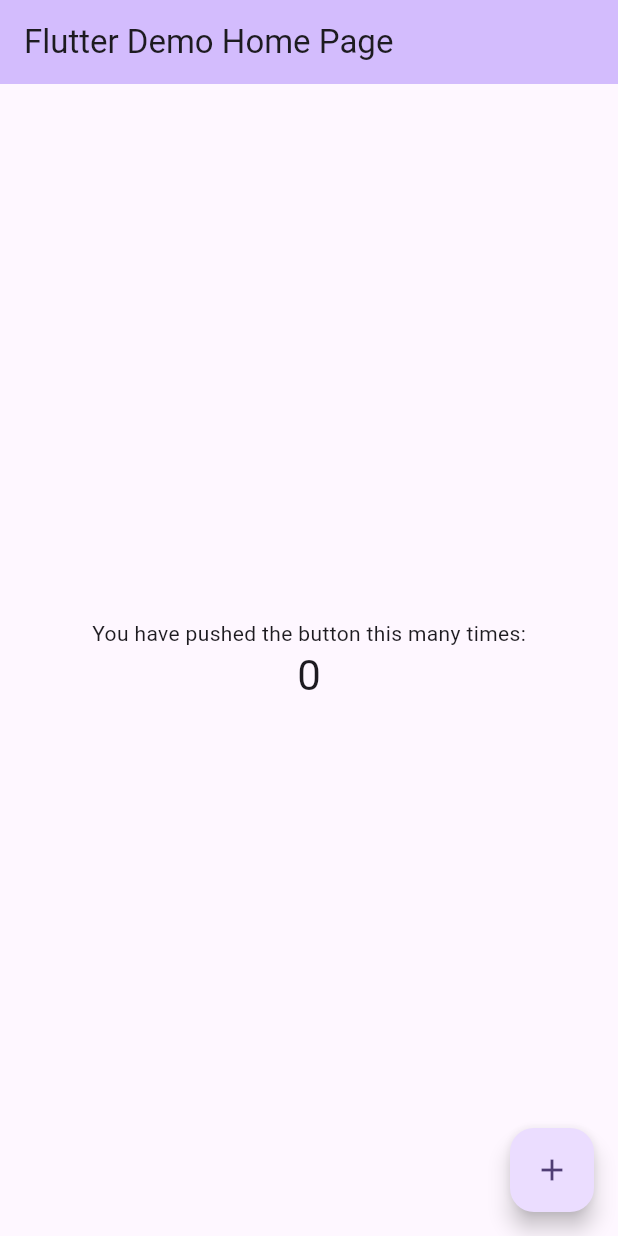
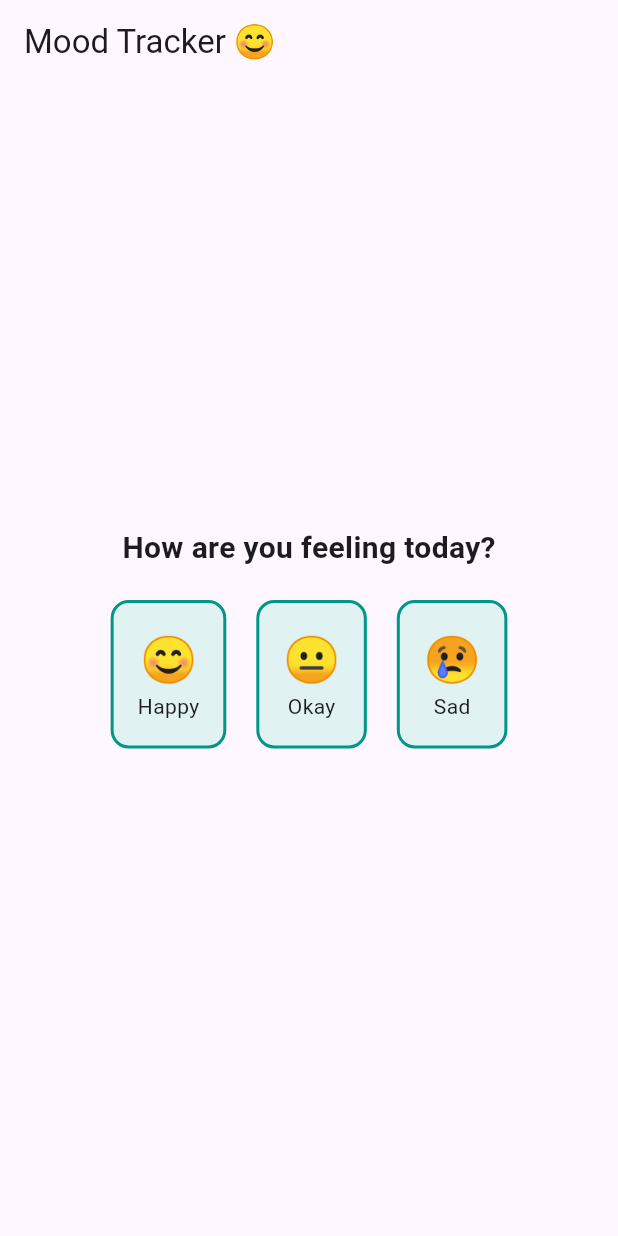
Before and after one commit to gul-saima/thrive_track, a Flutter app: the screen it shows after launch, on a phone screen of 412 x 824 dp. Run offline on Flutter 3.47's test engine with Material 3 defaults, Android fonts, the phone set to English and light mode, and no system bars.

Commit message:
Week 4: basic Mood Tracker with widgets and simple state

```diff
--- a/mood_tracker/lib/main.dart
+++ b/mood_tracker/lib/main.dart
@@ -1,122 +1,20 @@
 import 'package:flutter/material.dart';
+import 'screens/home_screen.dart';
 
 void main() {
-  runApp(const MyApp());
+  runApp(const MoodTrackerApp());
 }
 
-class MyApp extends StatelessWidget {
-  const MyApp({super.key});
+class MoodTrackerApp extends StatelessWidget {
+  const MoodTrackerApp({super.key});
 
-  // This widget is the root of your application.
   @override
   Widget build(BuildContext context) {
     return MaterialApp(
-      title: 'Flutter Demo',
-      theme: ThemeData(
-        // This is the theme of your application.
-        //
-        // TRY THIS: Try running your application with "flutter run". You'll see
-        // the application has a purple toolbar. Then, without quitting the app,
-        // try changing the seedColor in the colorScheme below to Colors.green
-        // and then invoke "hot reload" (save your changes or press the "hot
-        // reload" button in a Flutter-supported IDE, or press "r" if you used
-        // the command line to start the app).
-        //
-        // Notice that the counter didn't reset back to zero; the application
-        // state is not lost during the reload. To reset the state, use hot
-        // restart instead.
-        //
-        // This works for code too, not just values: Most code changes can be
-        // tested with just a hot reload.
-        colorScheme: ColorScheme.fromSeed(seedColor: Colors.deepPurple),
-      ),
-      home: const MyHomePage(title: 'Flutter Demo Home Page'),
+      debugShowCheckedModeBanner: false,
+      title: 'Mood Tracker',
+      theme: ThemeData(primarySwatch: Colors.teal),
+      home: const HomeScreen(),
     );
   }
 }
-
-class MyHomePage extends StatefulWidget {
-  const MyHomePage({super.key, required this.title});
-
-  // This widget is the home page of your application. It is stateful, meaning
-  // that it has a State object (defined below) that contains fields that affect
-  // how it looks.
-
-  // This class is the configuration for the state. It holds the values (in this
-  // case the title) provided by the parent (in this case the App widget) and
-  // used by the build method of the State. Fields in a Widget subclass are
-  // always marked "final".
-
-  final String title;
-
-  @override
-  State<MyHomePage> createState() => _MyHomePageState();
-}
-
-class _MyHomePageState extends State<MyHomePage> {
-  int _counter = 0;
-
-  void _incrementCounter() {
-    setState(() {
-      // This call to setState tells the Flutter framework that something has
-      // changed in this State, which causes it to rerun the build method below
-      // so that the display can reflect the updated values. If we changed
-      // _counter without calling setState(), then the build method would not be
-      // called again, and so nothing would appear to happen.
-      _counter++;
-    });
-  }
-
-  @override
-  Widget build(BuildContext context) {
-    // This method is rerun every time setState is called, for instance as done
-    // by the _incrementCounter method above.
-    //
-    // The Flutter framework has been optimized to make rerunning build methods
-    // fast, so that you can just rebuild anything that needs updating rather
-    // than having to individually change instances of widgets.
-    return Scaffold(
-      appBar: AppBar(
-        // TRY THIS: Try changing the color here to a specific color (to
-        // Colors.amber, perhaps?) and trigger a hot reload to see the AppBar
-        // change color while the other colors stay the same.
-        backgroundColor: Theme.of(context).colorScheme.inversePrimary,
-        // Here we take the value from the MyHomePage object that was created by
-        // the App.build method, and use it to set our appbar title.
-        title: Text(widget.title),
-      ),
-      body: Center(
-        // Center is a layout widget. It takes a single child and positions it
-        // in the middle of the parent.
-        child: Column(
-          // Column is also a layout widget. It takes a list of children and
-          // arranges them vertically. By default, it sizes itself to fit its
-          // children horizontally, and tries to be as tall as its parent.
-          //
-          // Column has various properties to control how it sizes itself and
-          // how it positions its children. Here we use mainAxisAlignment to
-          // center the children vertically; the main axis here is the vertical
-          // axis because Columns are vertical (the cross axis would be
-          // horizontal).
-          //
-          // TRY THIS: Invoke "debug painting" (choose the "Toggle Debug Paint"
-          // action in the IDE, or press "p" in the console), to see the
-          // wireframe for each widget.
-          mainAxisAlignment: MainAxisAlignment.center,
-          children: <Widget>[
-            const Text('You have pushed the button this many times:'),
-            Text(
-              '$_counter',
-              style: Theme.of(context).textTheme.headlineMedium,
-            ),
-          ],
-        ),
-      ),
-      floatingActionButton: FloatingActionButton(
-        onPressed: _incrementCounter,
-        tooltip: 'Increment',
-        child: const Icon(Icons.add),
-      ), // This trailing comma makes auto-formatting nicer for build methods.
-    );
-  }
-}
--- /dev/null
+++ b/mood_tracker/lib/screens/home_screen.dart
@@ -0,0 +1,48 @@
+import 'package:flutter/material.dart';
+import '../widgets/mood_button.dart';
+
+class HomeScreen extends StatefulWidget {
+  const HomeScreen({super.key});
+
+  @override
+  State<HomeScreen> createState() => _HomeScreenState();
+}
+
+class _HomeScreenState extends State<HomeScreen> {
+  String? selectedMood;
+
+  void updateMood(String mood) {
+    setState(() => selectedMood = mood);
+  }
+
+  @override
+  Widget build(BuildContext context) {
+    return Scaffold(
+      appBar: AppBar(title: const Text('Mood Tracker 😊')),
+      body: Column(
+        mainAxisAlignment: MainAxisAlignment.center,
+        children: [
+          const Text(
+            'How are you feeling today?',
+            style: TextStyle(fontSize: 20, fontWeight: FontWeight.bold),
+          ),
+          const SizedBox(height: 20),
+          Row(
+            mainAxisAlignment: MainAxisAlignment.center,
+            children: [
+              MoodButton(emoji: '😊', label: 'Happy', onTap: () => updateMood('Happy')),
+              MoodButton(emoji: '😐', label: 'Okay',  onTap: () => updateMood('Okay')),
+              MoodButton(emoji: '😢', label: 'Sad',   onTap: () => updateMood('Sad')),
+            ],
+          ),
+          const SizedBox(height: 30),
+          if (selectedMood != null)
+            Text(
+              'You are feeling $selectedMood today!',
+              style: const TextStyle(fontSize: 18, color: Colors.teal),
+            ),
+        ],
+      ),
+    );
+  }
+}
--- /dev/null
+++ b/mood_tracker/lib/widgets/mood_button.dart
@@ -0,0 +1,36 @@
+import 'package:flutter/material.dart';
+
+class MoodButton extends StatelessWidget {
+  final String emoji;
+  final String label;
+  final VoidCallback onTap;
+
+  const MoodButton({
+    super.key,
+    required this.emoji,
+    required this.label,
+    required this.onTap,
+  });
+
+  @override
+  Widget build(BuildContext context) {
+    return GestureDetector(
+      onTap: onTap,
+      child: Container(
+        margin: const EdgeInsets.symmetric(horizontal: 10),
+        padding: const EdgeInsets.all(16),
+        decoration: BoxDecoration(
+          color: Colors.teal[50],
+          borderRadius: BorderRadius.circular(12),
+          border: Border.all(color: Colors.teal, width: 2),
+        ),
+        child: Column(
+          children: [
+            Text(emoji, style: const TextStyle(fontSize: 30)),
+            Text(label),
+          ],
+        ),
+      ),
+    );
+  }
+}
```
Also changed, not shown: 1 other file.
